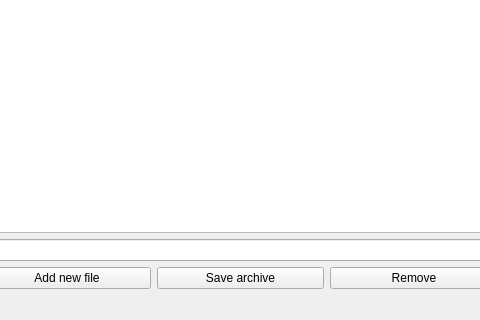
The window that mainwindow.ui (307372/Turbo-Kompresor-2000) describes before a commit, drawn with Qt 5; both pictures show x 200 to 680 and y 221 to 541 of the 881 by 541 pixel window.
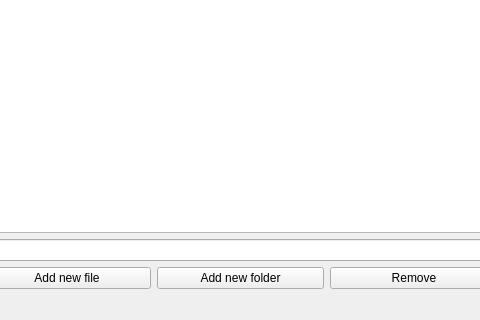
The same window after the commit.

```diff
--- a/mainwindow.ui
+++ b/mainwindow.ui
@@ -84,7 +84,7 @@
       <item>
        <widget class="QPushButton" name="pushButton">
         <property name="text">
-         <string>Save archive</string>
+         <string>Add new folder</string>
         </property>
        </widget>
       </item>
```
Left out of the diff: 2 changed lines with no effect on the pictures.
